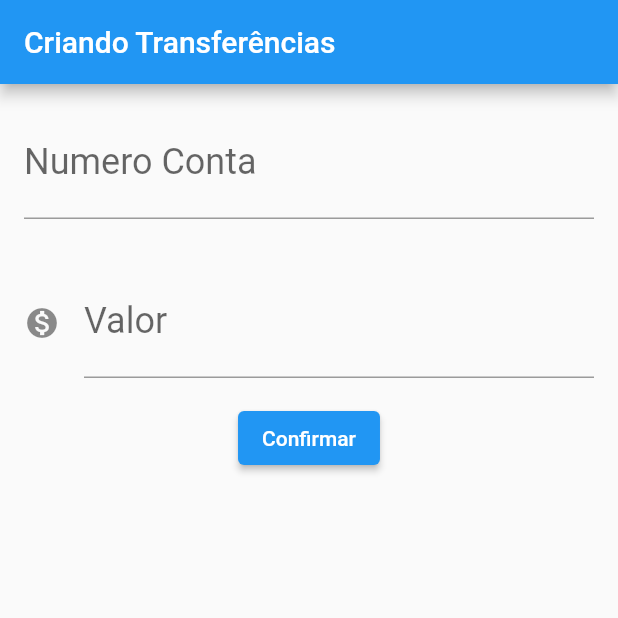
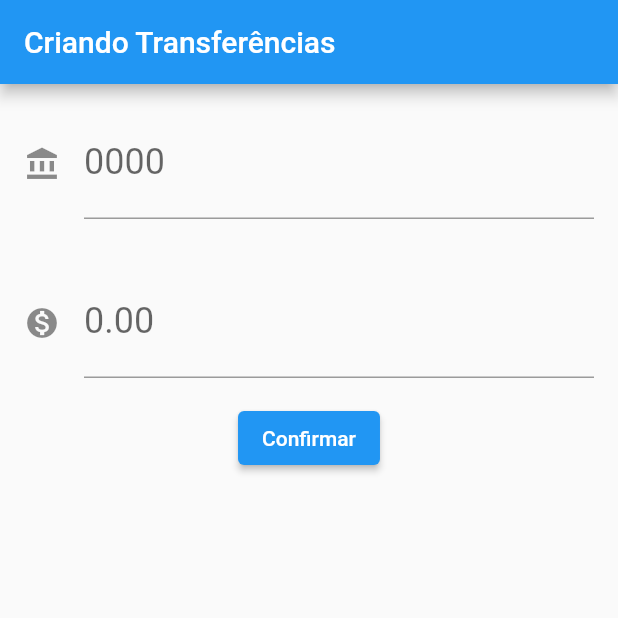
Before and after one commit to Ismael-r-pithan/Flutter-MaterialWidgets, a Flutter app: the screen it shows after launch, after a tap on "Confirmar", on a phone screen of 412 x 824 dp, the top half of it. Run offline on Flutter 3.47's test engine with Material 2 defaults, Android fonts, the phone set to English and light mode, and no system bars.

Commit message:
flexibilizando widget de inputs

```diff
--- a/lib/main.dart
+++ b/lib/main.dart
@@ -26,47 +26,28 @@ class FormularioTransferencia extends StatelessWidget {
       ),
       body: Column(
         children: <Widget>[
-         Padding(
-            padding: const EdgeInsets.all(16.0),
-            child: TextField(
-              controller: _controladorNumeroConta,
-              style: TextStyle(
-                fontSize: 24.0,
-              ),
-              decoration: InputDecoration(
-                  labelText: 'Numero Conta',
-                  hintText: '0000'),
-              keyboardType: TextInputType.number,
-            ),
-          ),
-          Padding(
-            padding: const EdgeInsets.all(16.0),
-            child: TextField(
-              controller: _controladorValor,
-              style: TextStyle(
-                fontSize: 24.0,
-              ),
-              decoration: InputDecoration(
-                  icon: Icon(Icons.monetization_on),
-                  labelText: 'Valor',
-                  hintText: '0.00'),
-              keyboardType: TextInputType.number,
-            ),
-          ),
+        Editor(controlador: _controladorNumeroConta, rotulo: '0000', dica: 'Numero Conta', icone: Icons.account_balance ),
+          Editor(controlador: _controladorValor, rotulo: '0.00', dica: 'Valor', icone: Icons.monetization_on),
           ElevatedButton(
             child: Text('Confirmar'),
             onPressed: () {
-              final int? numeroConta = int.tryParse(_controladorNumeroConta.text);
-              final double? valor = double.tryParse(_controladorValor.text);
-              if(numeroConta != null && valor != null){
-                final transferenciaCriada = Transferencia(valor, numeroConta);
-                debugPrint('$transferenciaCriada');
-              }
+              _criaTransferencia();
             },
           ),
         ],
       ),
     );
+  }
+
+
+
+  void _criaTransferencia() {
+    final int? numeroConta = int.tryParse(_controladorNumeroConta.text);
+    final double? valor = double.tryParse(_controladorValor.text);
+    if(numeroConta != null && valor != null){
+      final transferenciaCriada = Transferencia(valor, numeroConta);
+      debugPrint('$transferenciaCriada');
+    }
   }
 }
 
@@ -124,3 +105,32 @@ class ListaTransferencias extends StatelessWidget {
     );
   }
 }
+
+class Editor extends StatelessWidget {
+
+  final TextEditingController controlador;
+  final String rotulo;
+  final String dica;
+  final IconData icone;
+
+  Editor({required this.controlador, required this.rotulo, required this.dica, required this.icone});
+
+  @override
+  Widget build(BuildContext context) {
+    return           Padding(
+      padding: const EdgeInsets.all(16.0),
+      child: TextField(
+        controller: controlador,
+        style: TextStyle(
+          fontSize: 24.0,
+        ),
+        decoration: InputDecoration(
+          icon: icone != null ? Icon(icone) : null,
+          labelText: rotulo,
+          hintText: dica,
+        ),
+        keyboardType: TextInputType.number,
+      ),
+    );
+  }
+}
```
